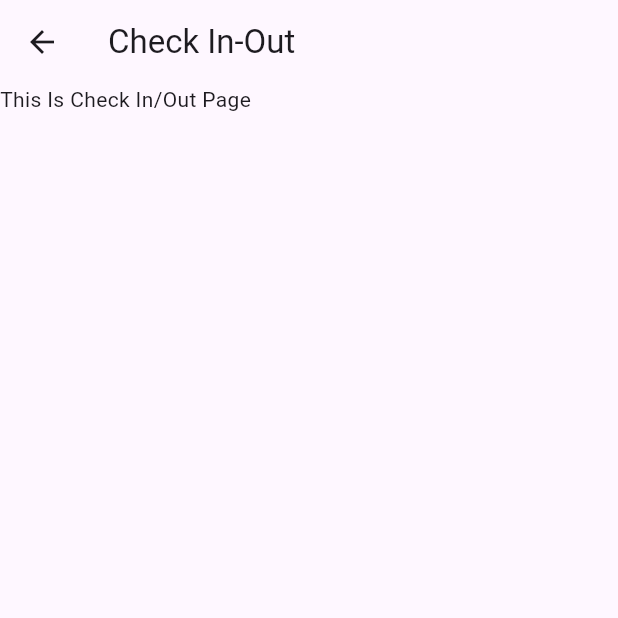
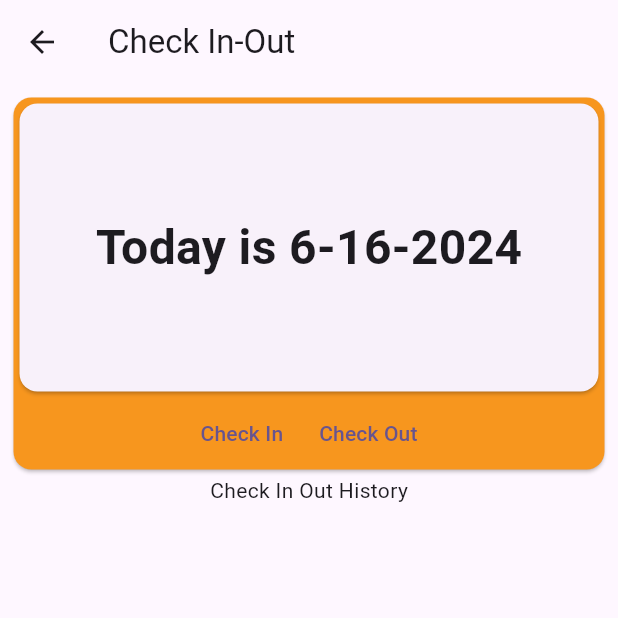
Before and after one commit to KhueHusbandDev/Future-HRM, a Flutter app: the CheckInPage screen opened by its route, on a phone screen of 412 x 824 dp, the top half of it. Run offline on Flutter 3.47's test engine with Material 3 defaults, Android fonts, the phone set to English and light mode, and no system bars; our stand-ins replace hive, hive_flutter; accounts and stored records are empty; generated files the repository leaves out were written again.

Commit message:
Update CheckInOut API and Flutter

```diff
--- a/futurehrm_android_app/lib/helper/router.dart
+++ b/futurehrm_android_app/lib/helper/router.dart
@@ -9,7 +9,7 @@ class RouterHelper {
     switch (settings.name) {
       case RoutePaths.start:
         return MaterialPageRoute(
-          builder: (_) => LoginPage(),
+          builder: (_) => MenuPage(),
         );
       case RoutePaths.loginPage:
         // you can do things like pass arguments to screens
@@ -26,7 +26,7 @@ class RouterHelper {
       case RoutePaths.checkInPage:
         // you can do things like pass arguments to screens
         return MaterialPageRoute(
-          builder: (_) => CheckInPage(),
+          builder: (_) => const CheckInPage(),
         );
 
       default:
--- a/futurehrm_android_app/lib/main.dart
+++ b/futurehrm_android_app/lib/main.dart
@@ -5,9 +5,11 @@
 import 'package:hive_flutter/adapters.dart';
 
 void main() async {
+  WidgetsFlutterBinding.ensureInitialized();
   await Hive.initFlutter();
   Hive.registerAdapter(StaffAdapter());
-  Hive.openBox("Auth");
+  await Hive.openBox(
+      "Auth"); // Ensure the box is fully opened before running the app
   runApp(const MyApp());
 }
 
--- a/futurehrm_android_app/lib/page/check_in/check_in_page.dart
+++ b/futurehrm_android_app/lib/page/check_in/check_in_page.dart
@@ -10,6 +10,10 @@ class CheckInPage extends StatefulWidget {
 }
 
 class _CheckInPageState extends State<CheckInPage> {
+  String _formatMDY(DateTime date) {
+    return "${date.month}-${date.day}-${date.year}";
+  }
+
   @override
   Widget build(BuildContext context) {
     return Scaffold(
@@ -22,7 +26,58 @@ class _CheckInPageState extends State<CheckInPage> {
         //   },
         // ),
       ),
-      body: Text("This Is Check In/Out Page"),
+      body: SingleChildScrollView(
+        child: Container(
+          margin: EdgeInsets.all(5),
+          child: Column(
+            children: [
+              Container(
+                width: 500,
+                child: Card(
+                  color: Color.fromRGBO(247, 150, 30, 1),
+                  child: Column(
+                    children: [
+                      Container(
+                        width: 450,
+                        height: 200,
+                        child: Card(
+                          child: Container(
+                            alignment: Alignment.center,
+                            child: Text(
+                              "Today is ${_formatMDY(DateTime.now())}",
+                              style: TextStyle(
+                                fontSize: 32,
+                                fontWeight: FontWeight.bold,
+                              ),
+                            ),
+                          ),
+                        ),
+                      ),
+                      Row(
+                        mainAxisAlignment: MainAxisAlignment.center,
+                        crossAxisAlignment: CrossAxisAlignment.center,
+                        children: [
+                          TextButton(
+                            onPressed: () {},
+                            style: ButtonStyle(),
+                            child: Text("Check In"),
+                          ),
+                          TextButton(
+                            onPressed: () {},
+                            style: ButtonStyle(),
+                            child: Text("Check Out"),
+                          ),
+                        ],
+                      )
+                    ],
+                  ),
+                ),
+              ),
+              Text("Check In Out History"),
+            ],
+          ),
+        ),
+      ),
     );
   }
 }
```
Also changed, not shown: futurehrm_android_app/lib/models/ApiService.dart (added, +63 -0 lines), futurehrm_android_app/lib/models/check_in_out.dart (added, +61 -0 lines), futurehrm_android_app/lib/page/login/login_page.dart (+10 -14 lines), futurehrm_android_app/lib/page/menu_page.dart (+39 -23 lines), 4 other files.
